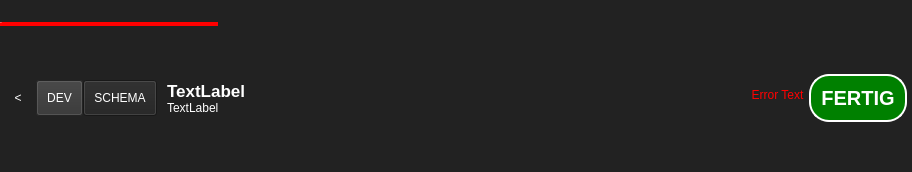
Before: the Qt Designer form lfb_regeneration_wildlife_impact/gui/form/saveBar.ui in b-lack/qgis-fim-plugin, drawn with Qt 5.
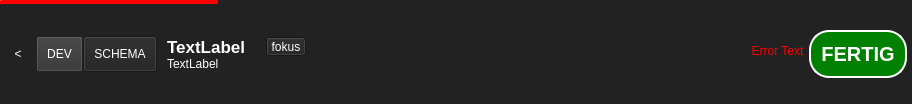
After: the same form once the commit is applied.

Diff of the .ui file:
```diff
--- a/lfb_regeneration_wildlife_impact/gui/form/saveBar.ui
+++ b/lfb_regeneration_wildlife_impact/gui/form/saveBar.ui
@@ -7,7 +7,7 @@
     <x>0</x>
     <y>0</y>
     <width>912</width>
-    <height>172</height>
+    <height>104</height>
    </rect>
   </property>
   <property name="sizePolicy">
@@ -180,6 +180,17 @@
          </spacer>
         </item>
         <item>
+         <layout class="QHBoxLayout" name="horizontalLayout">
+          <property name="spacing">
+           <number>20</number>
+          </property>
+          <property name="leftMargin">
+           <number>0</number>
+          </property>
+          <property name="topMargin">
+           <number>0</number>
+          </property>
+          <item>
          <widget class="QLabel" name="lfbId">
           <property name="font">
            <font>
@@ -195,6 +206,19 @@
            <string>TextLabel</string>
           </property>
          </widget>
+          </item>
+          <item>
+           <widget class="QToolButton" name="lfbFokusFeature">
+            <property name="styleSheet">
+             <string notr="true">background: #222222;
+padding: 0;</string>
+            </property>
+            <property name="text">
+             <string>fokus</string>
+            </property>
+           </widget>
+          </item>
+         </layout>
         </item>
         <item>
          <widget class="QLabel" name="lfbProcessInfo">
```
Lines whose indentation alone changed are shown as unchanged.
